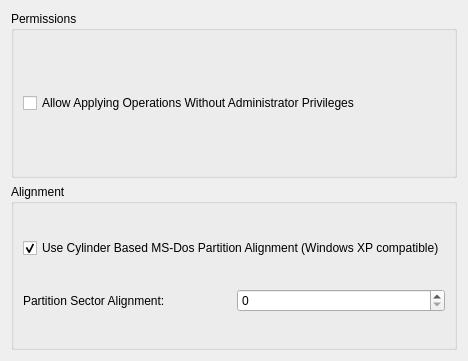
First picture: the form in src/gui/configurepagegeneral.ui, repository KDE/partitionmanager, before the edit.
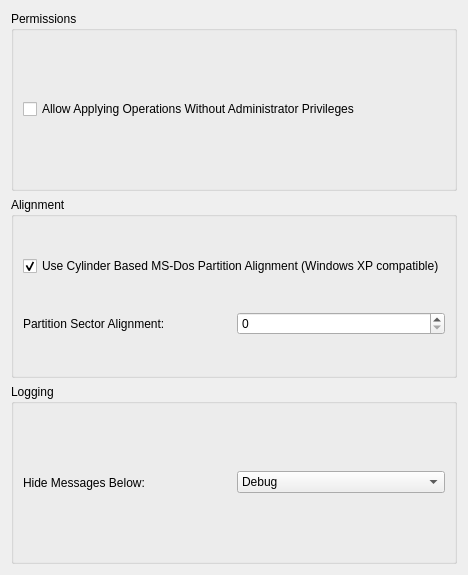
Second picture: the form after the edit.

Commit message: add option to specify the minimum log level

```diff
--- a/src/gui/configurepagegeneral.ui
+++ b/src/gui/configurepagegeneral.ui
@@ -7,14 +7,14 @@
     <x>0</x>
     <y>0</y>
     <width>459</width>
-    <height>361</height>
+    <height>575</height>
    </rect>
   </property>
   <property name="windowTitle">
    <string>Form</string>
   </property>
-  <layout class="QGridLayout" name="gridLayout_2">
-   <item row="0" column="0">
+  <layout class="QVBoxLayout" name="verticalLayout">
+   <item>
     <widget class="QGroupBox" name="groupBox">
      <property name="sizePolicy">
       <sizepolicy hsizetype="Preferred" vsizetype="Preferred">
@@ -42,7 +42,7 @@
      </layout>
     </widget>
    </item>
-   <item row="1" column="0">
+   <item>
     <widget class="QGroupBox" name="groupBox_2">
      <property name="sizePolicy">
       <sizepolicy hsizetype="Preferred" vsizetype="Preferred">
@@ -90,6 +90,55 @@
      </layout>
     </widget>
    </item>
+   <item>
+    <widget class="QGroupBox" name="groupBox_3">
+     <property name="sizePolicy">
+      <sizepolicy hsizetype="Preferred" vsizetype="Preferred">
+       <horstretch>0</horstretch>
+       <verstretch>1</verstretch>
+      </sizepolicy>
+     </property>
+     <property name="title">
+      <string>Logging</string>
+     </property>
+     <layout class="QHBoxLayout" name="horizontalLayout">
+      <item>
+       <widget class="QLabel" name="label_2">
+        <property name="text">
+         <string>Hide Messages Below:</string>
+        </property>
+        <property name="buddy">
+         <cstring>kcfg_minLogLevel</cstring>
+        </property>
+       </widget>
+      </item>
+      <item>
+       <widget class="QComboBox" name="kcfg_minLogLevel">
+        <item>
+         <property name="text">
+          <string>Debug</string>
+         </property>
+        </item>
+        <item>
+         <property name="text">
+          <string>Information</string>
+         </property>
+        </item>
+        <item>
+         <property name="text">
+          <string>Warning</string>
+         </property>
+        </item>
+        <item>
+         <property name="text">
+          <string>Error</string>
+         </property>
+        </item>
+       </widget>
+      </item>
+     </layout>
+    </widget>
+   </item>
   </layout>
  </widget>
  <resources/>
```
The commit also changes 3 other files.
